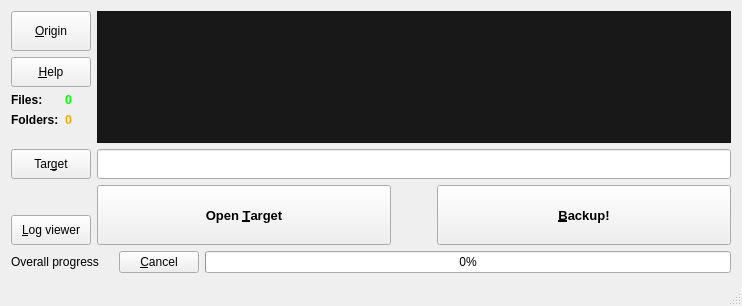
Before: the Qt Designer form bumain.ui in GTRONICK/QBack, drawn with Qt 5.
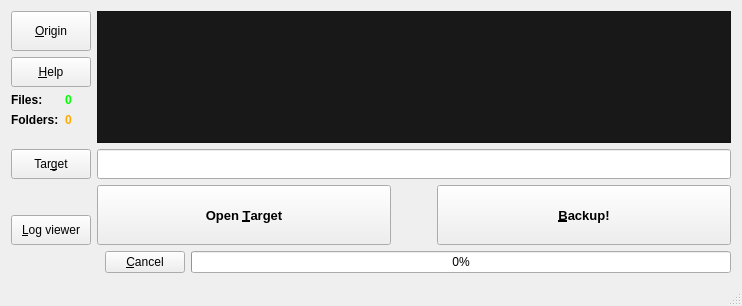
After: the same form once the commit is applied. Icons and pictures are not drawn.

Commit message:
Removed overall progress label
Se remueve el label de progreso general

Patch:
```diff
--- a/bumain.ui
+++ b/bumain.ui
@@ -393,23 +393,20 @@
     <item row="1" column="0">
      <layout class="QHBoxLayout" name="horizontalLayout_2">
       <item>
-       <widget class="QLabel" name="overallProgressLabel">
-        <property name="sizePolicy">
-         <sizepolicy hsizetype="Fixed" vsizetype="Preferred">
-          <horstretch>0</horstretch>
-          <verstretch>0</verstretch>
-         </sizepolicy>
+       <spacer name="horizontalSpacer_2">
+        <property name="orientation">
+         <enum>Qt::Horizontal</enum>
         </property>
-        <property name="maximumSize">
+        <property name="sizeType">
+         <enum>QSizePolicy::Fixed</enum>
+        </property>
+        <property name="sizeHint" stdset="0">
          <size>
-          <width>102</width>
-          <height>16777215</height>
+          <width>94</width>
+          <height>20</height>
          </size>
         </property>
-        <property name="text">
-         <string>Overall progress          </string>
-        </property>
-       </widget>
+       </spacer>
       </item>
       <item>
        <widget class="QPushButton" name="cancelButton">
```
